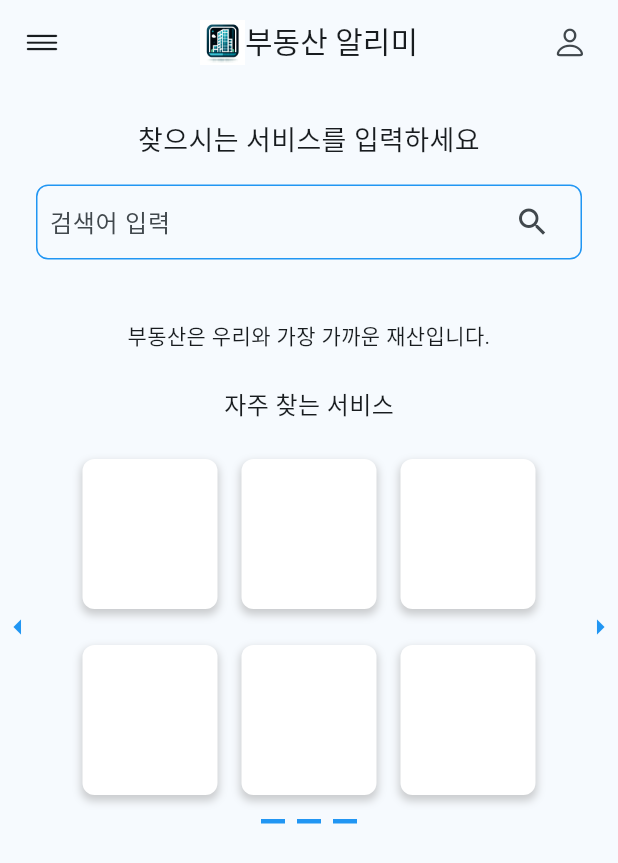
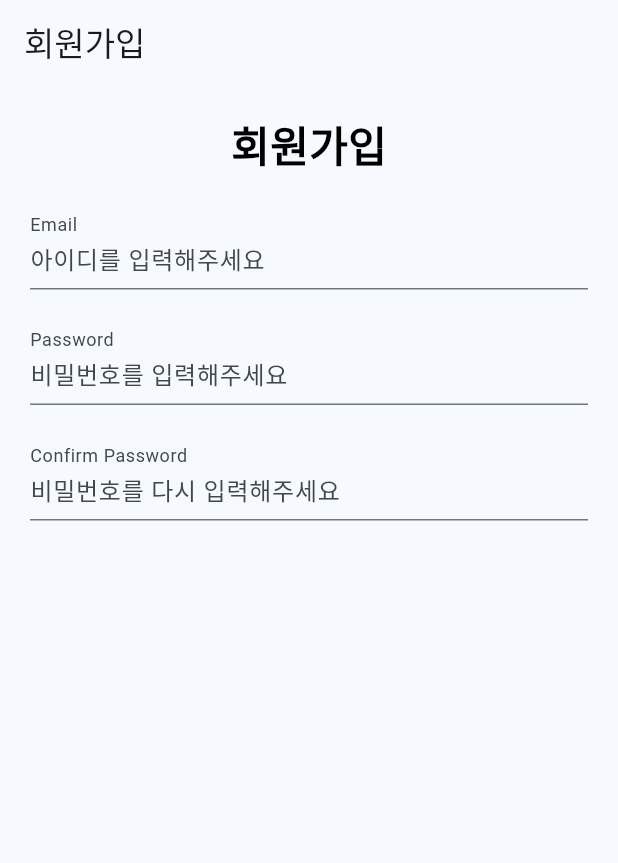
Before and after one commit to Hoseok-Seong/Real-Estate, a Flutter app: the screen it shows after launch, on a phone screen of 412 x 824 dp. Shown: the top 863 px of the screen. Run offline on Flutter 3.47's test engine with Material 2 defaults, Android fonts, the phone set to English and light mode, and no system bars.

Commit message:
SignIn, SignUp

```diff
--- a/lib/main.dart
+++ b/lib/main.dart
@@ -1,5 +1,7 @@
 import 'package:flutter/material.dart';
 import 'package:realestate/screens/home_screen.dart';
+import 'package:realestate/screens/sign_in/sign_in_screen.dart';
+import 'package:realestate/screens/sign_up/sign_up_screen.dart';
 
 void main() {
   runApp(const MyApp());
@@ -18,7 +20,7 @@ class MyApp extends StatelessWidget {
         colorScheme: ColorScheme.fromSeed(seedColor: Colors.lightBlueAccent),
         useMaterial3: true,
       ),
-      home: HomeScreen()
+      home: SignInScreen()
     );
   }
 }
--- /dev/null
+++ b/lib/screens/sign_in/components/body.dart
@@ -0,0 +1,54 @@
+import 'package:flutter/material.dart';
+
+class Body extends StatelessWidget {
+  @override
+  Widget build(BuildContext context) {
+    return SafeArea(
+        child: SizedBox(
+          width: double.infinity,
+          child: Padding(
+            padding: EdgeInsets.symmetric(horizontal: 20),
+            child: SingleChildScrollView(
+              child: Column(
+                children: [
+                  SizedBox(height: 20),
+                  Text(
+                    "회원가입",
+                    style: TextStyle(
+                      color: Colors.black,
+                      fontSize: 28,
+                      fontWeight: FontWeight.bold
+                    ),
+                  ),
+                  SizedBox(height: 20),
+                  TextFormField(
+                    decoration: InputDecoration(
+                      labelText: "Email",
+                      hintText: "아이디를 입력해주세요",
+                      floatingLabelBehavior: FloatingLabelBehavior.always,
+                    ),
+                  ),
+                  SizedBox(height: 20),
+                  TextFormField(
+                    decoration: InputDecoration(
+                      labelText: "Password",
+                      hintText: "비밀번호를 입력해주세요",
+                      floatingLabelBehavior: FloatingLabelBehavior.always
+                    ),
+                  ),
+                  SizedBox(height: 20),
+                  TextFormField(
+                    decoration: InputDecoration(
+                        labelText: "Confirm Password",
+                        hintText: "비밀번호를 다시 입력해주세요",
+                        floatingLabelBehavior: FloatingLabelBehavior.always
+                    ),
+                  )
+                ],
+              ),
+            ),
+          ),
+        )
+    );
+  }
+}
--- /dev/null
+++ b/lib/screens/sign_in/sign_in_screen.dart
@@ -0,0 +1,16 @@
+import 'package:flutter/material.dart';
+import 'package:realestate/screens/sign_in/components/body.dart';
+
+class SignInScreen extends StatelessWidget {
+  const SignInScreen({super.key});
+
+  @override
+  Widget build(BuildContext context) {
+    return Scaffold(
+      appBar: AppBar(
+        title: Text("회원가입"),
+      ),
+      body: Body(),
+    );
+  }
+}
```
Also changed, not shown: lib/screens/sign_up/components/body.dart (added, +46 -0 lines), lib/screens/sign_up/sign_up_screen.dart (added, +16 -0 lines).
